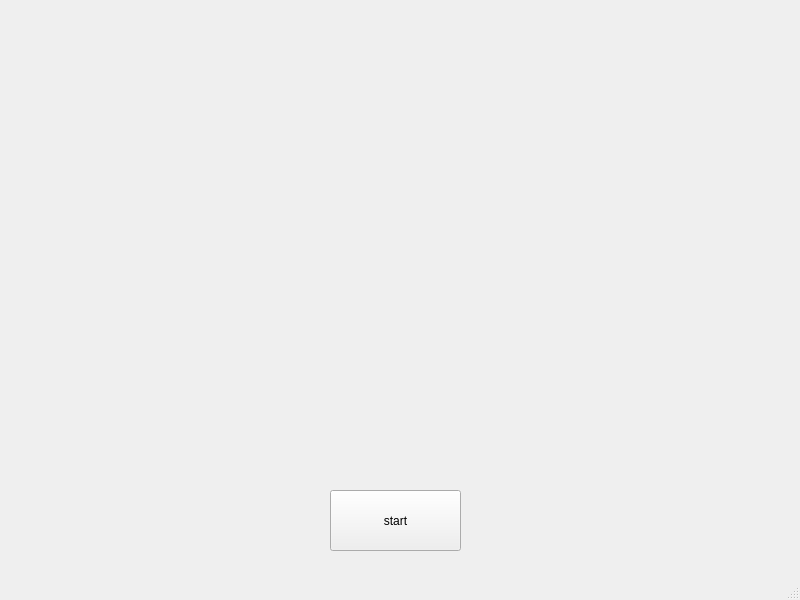
The window that videostreamer.ui (ramsafin/Qt-video-streaming) describes before a commit, drawn with Qt 5.
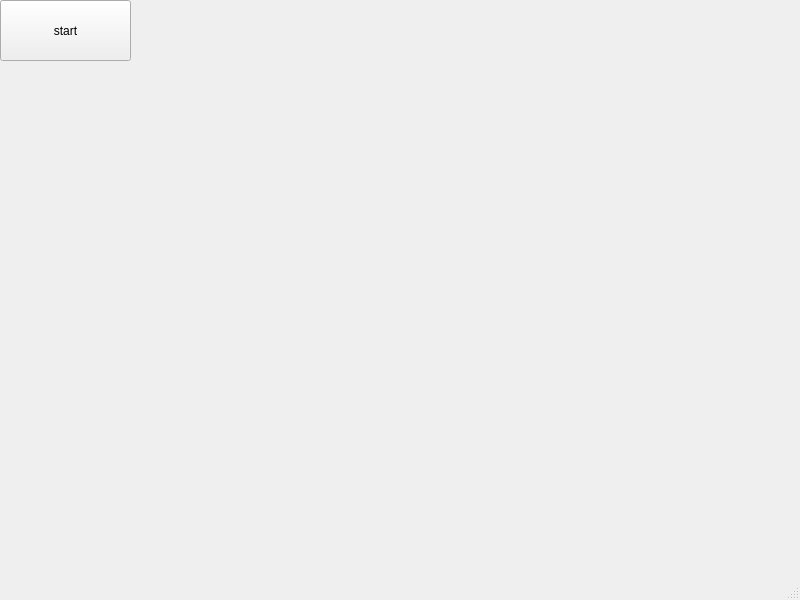
The same window after the commit.

Patch:
```diff
--- a/videostreamer.ui
+++ b/videostreamer.ui
@@ -17,8 +17,8 @@
    <widget class="QPushButton" name="streamButton">
     <property name="geometry">
      <rect>
-      <x>330</x>
-      <y>490</y>
+      <x>0</x>
+      <y>0</y>
       <width>131</width>
       <height>61</height>
      </rect>
```
